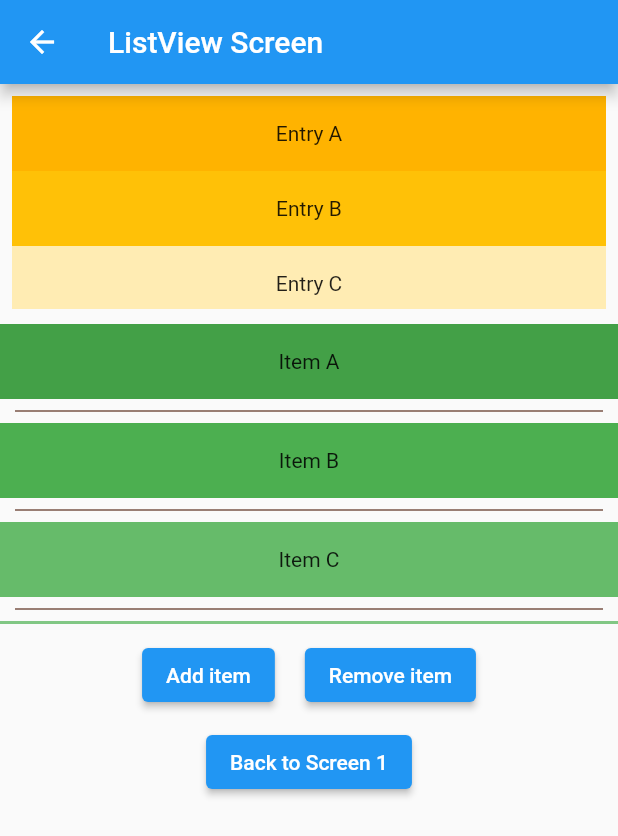
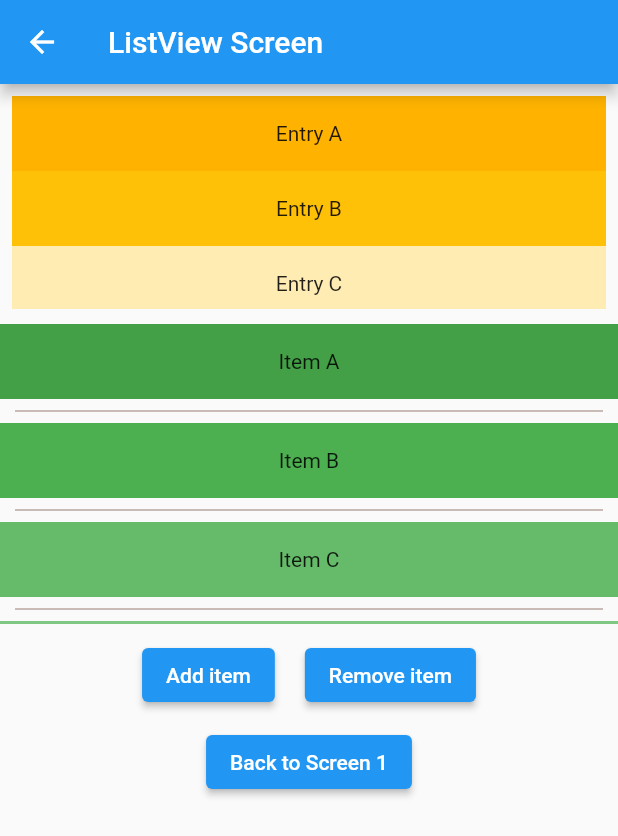
Before and after one commit to DuyLeHong/lesson3456_1, a Flutter app: the screen it shows after launch, after a tap on "Go to screen 2", on a phone screen of 412 x 824 dp. Shown: the top 836 px of the screen. Run offline on Flutter 3.47's test engine with Material 2 defaults, Android fonts, the phone set to English and light mode, and no system bars; network calls fail.

Commit message:
update listview_screen

```diff
--- a/lib/lesson4_screen.dart
+++ b/lib/lesson4_screen.dart
@@ -10,9 +10,16 @@ class MyApp extends StatelessWidget {
 
   @override
   Widget build(BuildContext context) {
-    return const MaterialApp(
+    return MaterialApp(
       title: _title,
       home: MyStatelessWidget(),
+      theme: ThemeData(
+          dividerTheme: const DividerThemeData(
+        thickness: 0.5,
+        color: Colors.brown,
+        indent: 10,
+        endIndent: 10,
+      )),
     );
   }
 }
--- a/lib/listview_screen.dart
+++ b/lib/listview_screen.dart
@@ -110,12 +110,7 @@ class _ListViewScreenState extends State<ListViewScreen> {
           );
         },
         separatorBuilder: (BuildContext context, int index) {
-          return const Divider(
-            thickness: 1,
-            color: Colors.brown,
-            indent: 10,
-            endIndent: 10,
-          );
+          return const Divider();
         },
       ),
     );
```
